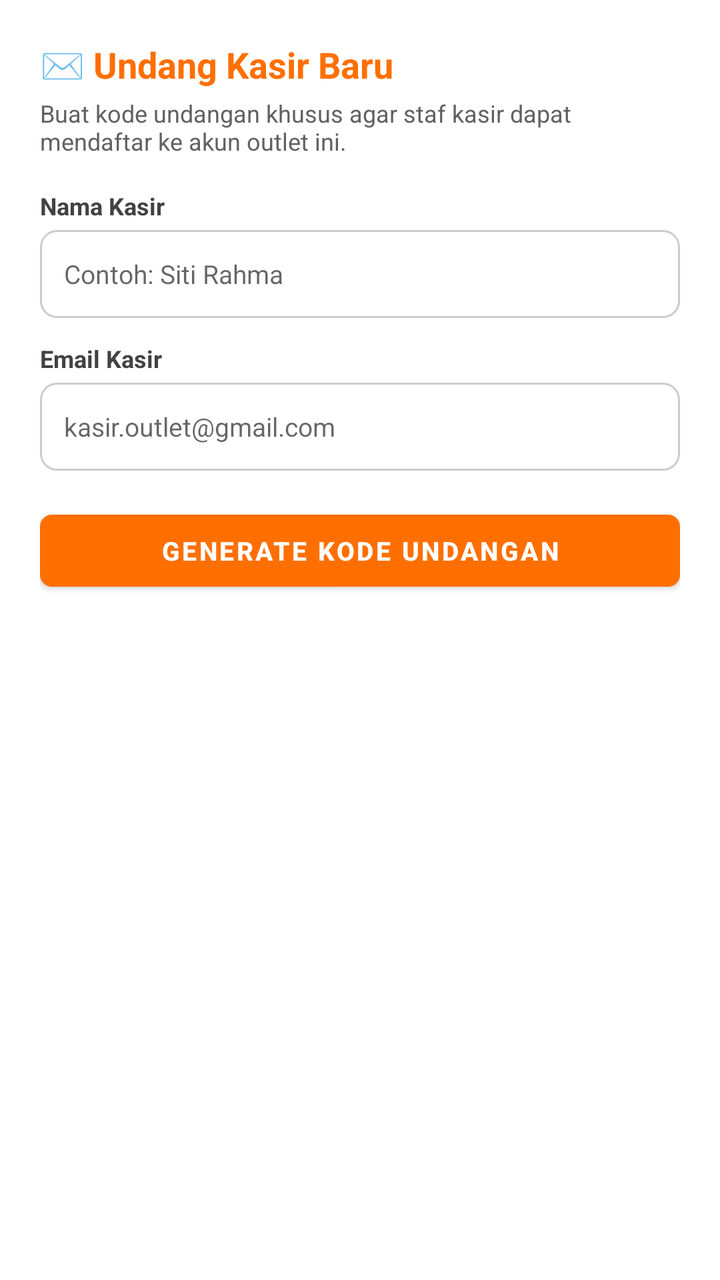
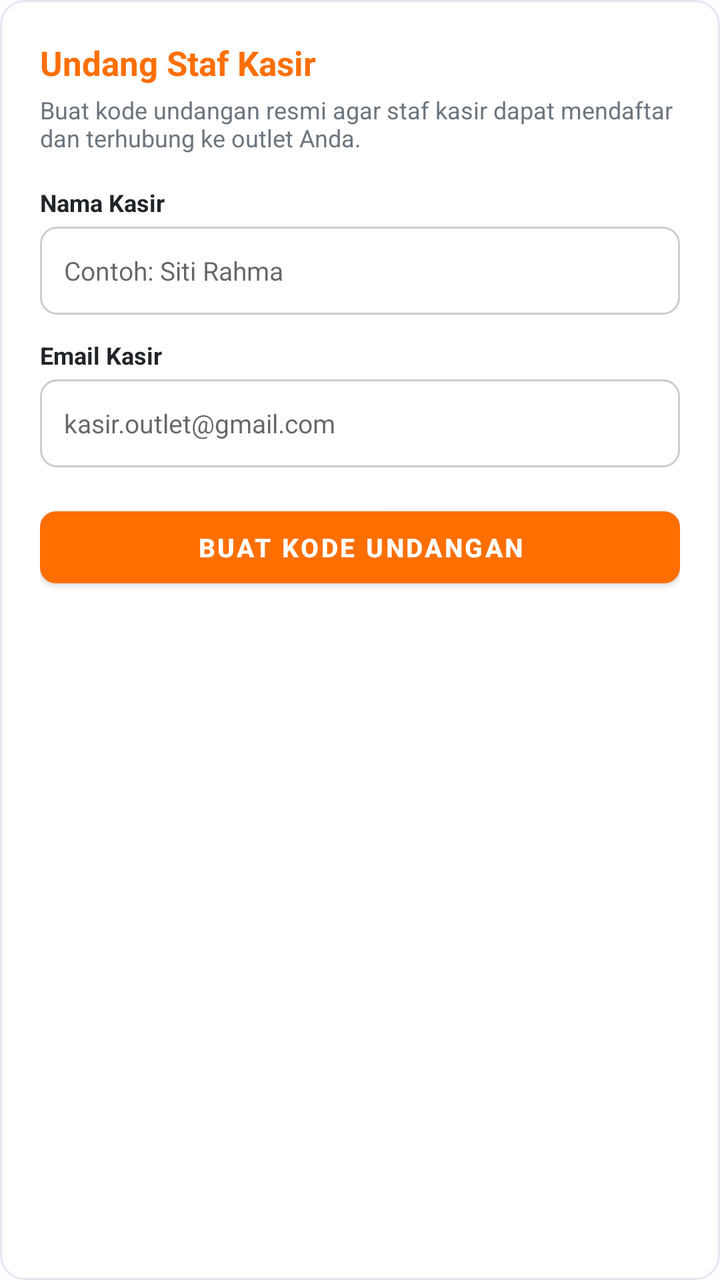

Two renders of the same Android screen: before a commit and after it. Below are the layout's source before the change and the commit's diff.
<!-- AndroidManifest.xml: application theme Theme.Material3.Light -->
<!-- res/layout/dialog_undang_kasir.xml -->
<?xml version="1.0" encoding="utf-8"?>
<LinearLayout xmlns:android="http://schemas.android.com/apk/res/android"
    xmlns:app="http://schemas.android.com/apk/res-auto"
    android:layout_width="match_parent"
    android:layout_height="wrap_content"
    android:orientation="vertical"
    android:padding="20dp"
    android:background="@color/surface">

    <TextView
        android:layout_width="wrap_content"
        android:layout_height="wrap_content"
        android:text="✉️ Undang Kasir Baru"
        android:textSize="18sp"
        android:textStyle="bold"
        android:textColor="@color/primary"
        android:layout_marginBottom="4dp" />

    <TextView
        android:layout_width="wrap_content"
        android:layout_height="wrap_content"
        android:text="Buat kode undangan khusus agar staf kasir dapat mendaftar ke akun outlet ini."
        android:textSize="12sp"
        android:textColor="#616161"
        android:layout_marginBottom="16dp" />

    <TextView
        android:layout_width="match_parent"
        android:layout_height="wrap_content"
        android:text="Nama Kasir"
        android:textSize="12sp"
        android:textStyle="bold"
        android:textColor="#424242"
        android:layout_marginBottom="4dp" />

    <EditText
        android:id="@+id/edDialogNamaKasir"
        android:layout_width="match_parent"
        android:layout_height="44dp"
        android:hint="Contoh: Siti Rahma"
        android:inputType="textPersonName"
        android:paddingHorizontal="12dp"
        android:background="@drawable/bg_input_field"
        android:textSize="13sp"
        android:layout_marginBottom="12dp" />

    <TextView
        android:layout_width="match_parent"
        android:layout_height="wrap_content"
        android:text="Email Kasir"
        android:textSize="12sp"
        android:textStyle="bold"
        android:textColor="#424242"
        android:layout_marginBottom="4dp" />

    <EditText
        android:id="@+id/edDialogEmailKasir"
        android:layout_width="match_parent"
        android:layout_height="44dp"
        android:hint="kasir.outlet@gmail.com"
        android:inputType="textEmailAddress"
        android:paddingHorizontal="12dp"
        android:background="@drawable/bg_input_field"
        android:textSize="13sp"
        android:layout_marginBottom="16dp" />

    <com.google.android.material.button.MaterialButton
        android:id="@+id/btnGenerateKode"
        android:layout_width="match_parent"
        android:layout_height="48dp"
        android:text="GENERATE KODE UNDANGAN"
        android:textSize="13sp"
        android:textStyle="bold"
        android:textColor="@color/white"
        app:backgroundTint="@color/primary"
        app:cornerRadius="6dp" />

    
    <LinearLayout
        android:id="@+id/layoutHasilKode"
        android:layout_width="match_parent"
        android:layout_height="wrap_content"
        android:orientation="vertical"
        android:background="#FFF3E0"
        android:padding="14dp"
        android:layout_marginTop="16dp"
        android:visibility="gone">

        <TextView
            android:layout_width="wrap_content"
            android:layout_height="wrap_content"
            android:text="Kode Undangan Berhasil Dibuat:"
            android:textSize="11sp"
            android:textColor="#E65100"
            android:textStyle="bold" />

        <TextView
            android:id="@+id/txKodeHasil"
            android:layout_width="wrap_content"
            android:layout_height="wrap_content"
            android:text="JGR-0000"
            android:textSize="26sp"
            android:textStyle="bold"
            android:textColor="@color/primary"
            android:layout_marginVertical="6dp" />

        <TextView
            android:id="@+id/txInfoStatus"
            android:layout_width="wrap_content"
            android:layout_height="wrap_content"
            android:text="Status: PENDING (Menunggu kasir mendaftar)"
            android:textSize="11sp"
            android:textColor="#5D4037"
            android:layout_marginBottom="10dp" />

        <LinearLayout
            android:layout_width="match_parent"
            android:layout_height="wrap_content"
            android:orientation="horizontal">

            <Button
                android:id="@+id/btnSalinKode"
                android:layout_width="0dp"
                android:layout_height="40dp"
                android:layout_weight="1"
                android:text="📋 Salin Kode"
                android:textSize="11sp"
                android:backgroundTint="#757575"
                android:layout_marginEnd="4dp" />

            <Button
                android:id="@+id/btnBagikanKode"
                android:layout_width="0dp"
                android:layout_height="40dp"
                android:layout_weight="1"
                android:text="📲 Bagikan"
                android:textSize="11sp"
                android:backgroundTint="#2E7D32"
                android:layout_marginStart="4dp" />
        </LinearLayout>
    </LinearLayout>

</LinearLayout>
<!-- resources referenced by this layout -->
<resources>
  <color name="primary">#FF6F00</color>
  <color name="surface">#FFFFFF</color>
  <color name="white">#FFFFFF</color>
  <!-- drawable bg_input_field (drawable) -->
  <?xml version="1.0" encoding="utf-8"?>
  <shape xmlns:android="http://schemas.android.com/apk/res/android"
      android:shape="rectangle">
      <solid android:color="#FFFFFF" />
      <stroke
          android:width="1dp"
          android:color="#CCCCCC" />
      <corners android:radius="8dp" />
  </shape>
  <style name="Theme.Material3.Light" parent="Theme.MaterialComponents.DayNight.NoActionBar">
          <item name="colorPrimary">@color/primary</item>
          <item name="colorPrimaryVariant">@color/primary_variant</item>
          <item name="colorOnPrimary">@color/on_primary</item>
          <item name="colorSecondary">@color/secondary</item>
          <item name="android:statusBarColor">@color/primary_variant</item>
      </style>
  <color name="primary_variant">#E65100</color>
  <color name="on_primary">#FFFFFF</color>
  <color name="secondary">#FFA000</color>
</resources>

<!-- the commit's change to res/layout/dialog_undang_kasir.xml (unified diff, before → after) -->
@@ -5,13 +5,13 @@
     android:layout_height="wrap_content"
     android:orientation="vertical"
     android:padding="20dp"
-    android:background="@color/surface">
+    android:background="@drawable/bg_card_minimal">
 
     <TextView
         android:layout_width="wrap_content"
         android:layout_height="wrap_content"
-        android:text="✉️ Undang Kasir Baru"
-        android:textSize="18sp"
+        android:text="Undang Staf Kasir"
+        android:textSize="17sp"
         android:textStyle="bold"
         android:textColor="@color/primary"
         android:layout_marginBottom="4dp" />
@@ -19,9 +19,9 @@
     <TextView
         android:layout_width="wrap_content"
         android:layout_height="wrap_content"
-        android:text="Buat kode undangan khusus agar staf kasir dapat mendaftar ke akun outlet ini."
+        android:text="Buat kode undangan resmi agar staf kasir dapat mendaftar dan terhubung ke outlet Anda."
         android:textSize="12sp"
-        android:textColor="#616161"
+        android:textColor="#6C757D"
         android:layout_marginBottom="16dp" />
 
     <TextView
@@ -30,7 +30,7 @@
         android:text="Nama Kasir"
         android:textSize="12sp"
         android:textStyle="bold"
-        android:textColor="#424242"
+        android:textColor="#212529"
         android:layout_marginBottom="4dp" />
 
     <EditText
@@ -50,7 +50,7 @@
         android:text="Email Kasir"
         android:textSize="12sp"
         android:textStyle="bold"
-        android:textColor="#424242"
+        android:textColor="#212529"
         android:layout_marginBottom="4dp" />
 
     <EditText
@@ -68,12 +68,12 @@
         android:id="@+id/btnGenerateKode"
         android:layout_width="match_parent"
         android:layout_height="48dp"
-        android:text="GENERATE KODE UNDANGAN"
+        android:text="Buat Kode Undangan"
         android:textSize="13sp"
         android:textStyle="bold"
         android:textColor="@color/white"
         app:backgroundTint="@color/primary"
-        app:cornerRadius="6dp" />
+        app:cornerRadius="8dp" />
 
     
     <LinearLayout
@@ -81,7 +81,7 @@
         android:layout_width="match_parent"
         android:layout_height="wrap_content"
         android:orientation="vertical"
-        android:background="#FFF3E0"
+        android:background="#FFF8E1"
         android:padding="14dp"
         android:layout_marginTop="16dp"
         android:visibility="gone">
@@ -118,24 +118,29 @@
             android:layout_height="wrap_content"
             android:orientation="horizontal">
 
-            <Button
+            <com.google.android.material.button.MaterialButton
                 android:id="@+id/btnSalinKode"
                 android:layout_width="0dp"
                 android:layout_height="40dp"
                 android:layout_weight="1"
-                android:text="📋 Salin Kode"
+                android:text="Salin Kode"
                 android:textSize="11sp"
-                android:backgroundTint="#757575"
+                android:textColor="#495057"
+                style="@style/Widget.MaterialComponents.Button.OutlinedButton"
+                app:strokeColor="#CED4DA"
+                app:cornerRadius="6dp"
                 android:layout_marginEnd="4dp" />
 
-            <Button
+            <com.google.android.material.button.MaterialButton
                 android:id="@+id/btnBagikanKode"
                 android:layout_width="0dp"
                 android:layout_height="40dp"
                 android:layout_weight="1"
-                android:text="📲 Bagikan"
+                android:text="Bagikan Kode"
                 android:textSize="11sp"
-                android:backgroundTint="#2E7D32"
+                android:textColor="@color/white"
+                app:backgroundTint="#2E7D32"
+                app:cornerRadius="6dp"
                 android:layout_marginStart="4dp" />
         </LinearLayout>
     </LinearLayout>
<!-- resource entries referenced after the edit -->
@@ -1,8 +1,17 @@
 <!-- resources referenced by this layout -->
 <resources>
   <color name="primary">#FF6F00</color>
-  <color name="surface">#FFFFFF</color>
   <color name="white">#FFFFFF</color>
+  <!-- drawable bg_card_minimal (drawable) -->
+  <?xml version="1.0" encoding="utf-8"?>
+  <shape xmlns:android="http://schemas.android.com/apk/res/android"
+      android:shape="rectangle">
+      <solid android:color="#FFFFFF" />
+      <stroke
+          android:width="1dp"
+          android:color="#E2E8F0" />
+      <corners android:radius="12dp" />
+  </shape>
   <!-- drawable bg_input_field (drawable) -->
   <?xml version="1.0" encoding="utf-8"?>
   <shape xmlns:android="http://schemas.android.com/apk/res/android"
